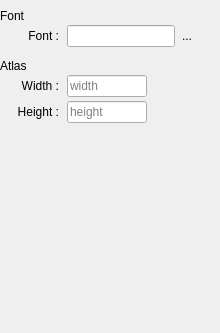
First picture: the form in src/plugins/font/fontproperties.ui, repository pniekamp/datum-studio, before the edit.
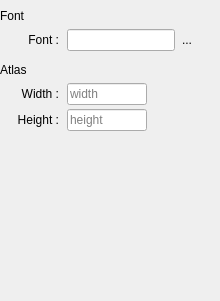
Second picture: the form after the edit.

What changed in the file:
```diff
--- a/src/plugins/font/fontproperties.ui
+++ b/src/plugins/font/fontproperties.ui
@@ -7,7 +7,7 @@
     <x>0</x>
     <y>0</y>
     <width>220</width>
-    <height>333</height>
+    <height>301</height>
    </rect>
   </property>
   <property name="minimumSize">
@@ -59,7 +59,7 @@
          <x>0</x>
          <y>0</y>
          <width>220</width>
-         <height>311</height>
+         <height>279</height>
         </rect>
        </property>
        <layout class="QVBoxLayout" name="verticalLayout_2" stretch="0,0,0,0,1">
@@ -100,7 +100,7 @@
            <number>9</number>
           </property>
           <property name="topMargin">
-           <number>2</number>
+           <number>6</number>
           </property>
           <property name="rightMargin">
            <number>9</number>
@@ -194,7 +194,7 @@
            <number>9</number>
           </property>
           <property name="topMargin">
-           <number>2</number>
+           <number>6</number>
           </property>
           <property name="rightMargin">
            <number>9</number>
@@ -202,7 +202,7 @@
           <property name="bottomMargin">
            <number>12</number>
           </property>
-          <item row="1" column="0">
+          <item row="0" column="0">
            <widget class="QLabel" name="AtlasWidthLabel">
             <property name="minimumSize">
              <size>
@@ -218,7 +218,7 @@
             </property>
            </widget>
           </item>
-          <item row="1" column="1">
+          <item row="0" column="1">
            <widget class="QLineEdit" name="AtlasWidth">
             <property name="sizePolicy">
              <sizepolicy hsizetype="Preferred" vsizetype="Fixed">
@@ -237,7 +237,7 @@
             </property>
            </widget>
           </item>
-          <item row="2" column="0">
+          <item row="1" column="0">
            <widget class="QLabel" name="AtlasHeightLabel">
             <property name="minimumSize">
              <size>
@@ -253,7 +253,7 @@
             </property>
            </widget>
           </item>
-          <item row="2" column="1">
+          <item row="1" column="1">
            <widget class="QLineEdit" name="AtlasHeight">
             <property name="sizePolicy">
              <sizepolicy hsizetype="Preferred" vsizetype="Fixed">
```
